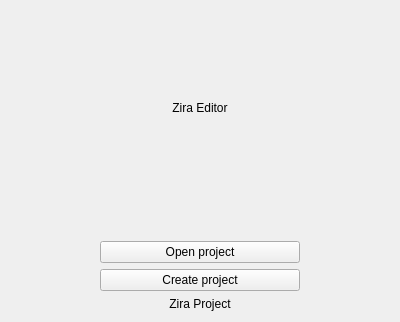
The window that ui/welcome.ui (ziracms/editor) describes before a commit, drawn with Qt 5.
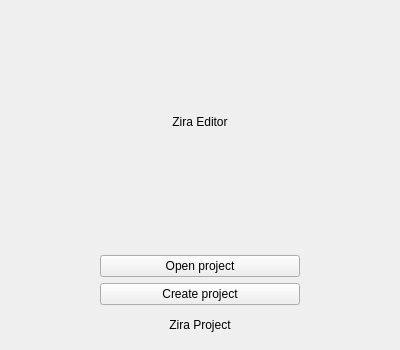
The same window after the commit.

The edit to the form file:
```diff
--- a/ui/welcome.ui
+++ b/ui/welcome.ui
@@ -7,9 +7,15 @@
     <x>0</x>
     <y>0</y>
     <width>400</width>
-    <height>300</height>
+    <height>350</height>
    </rect>
   </property>
+  <property name="minimumSize">
+   <size>
+    <width>250</width>
+    <height>300</height>
+   </size>
+  </property>
   <property name="windowTitle">
    <string>Form</string>
   </property>
```
